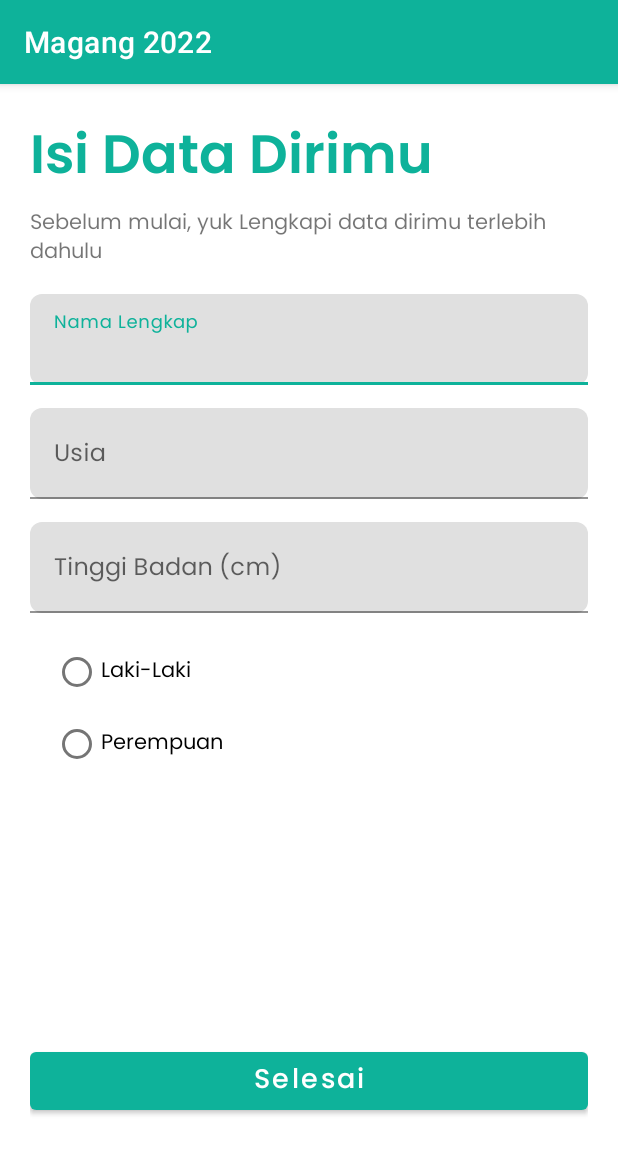
After one commit to trybhuwanes/Magang_Raion_2022, an Android app: the BiodataActivity screen opened directly, with no data from a screen before it, on a phone screen of 412 x 824 dp. The commit adds this screen. Shown: the top 1154 px of the screen. Run offline under Robolectric (Android 15) with nearby library versions, the phone set to English and light mode, and no system bars.

Commit message:
progress 2

```diff
--- a/app/build.gradle
+++ b/app/build.gradle
@@ -32,7 +32,7 @@ android {
 }
 
 dependencies {
-
+    implementation 'de.hdodenhof:circleimageview:3.1.0' //Circle Image View untuk profile picture
     implementation 'androidx.core:core-ktx:1.7.0'
     implementation 'androidx.appcompat:appcompat:1.4.1'
     implementation 'com.google.android.material:material:1.5.0'
--- a/app/src/main/AndroidManifest.xml
+++ b/app/src/main/AndroidManifest.xml
@@ -9,6 +9,12 @@
         android:roundIcon="@mipmap/ic_launcher_round"
         android:supportsRtl="true"
         android:theme="@style/Theme.Magang2022">
+        <activity
+            android:name=".ProfilActivity"
+            android:exported="false" />
+        <activity
+            android:name=".BiodataActivity"
+            android:exported="false" />
         <activity
             android:name=".HomeActivity"
             android:exported="false" />
--- /dev/null
+++ b/app/src/main/java/com/raion/magang2022/BiodataActivity.kt
@@ -0,0 +1,50 @@
+package com.raion.magang2022
+
+import android.content.Intent
+import androidx.appcompat.app.AppCompatActivity
+import android.os.Bundle
+import android.widget.Button
+import android.widget.Toast
+import com.google.android.material.textfield.TextInputEditText
+
+class BiodataActivity : AppCompatActivity() {
+    private lateinit var inputNama : TextInputEditText
+    private lateinit var inputUsia : TextInputEditText
+    private lateinit var inputTinggi : TextInputEditText
+    private lateinit var btnSelesai : Button
+
+    override fun onCreate(savedInstanceState: Bundle?) {
+        super.onCreate(savedInstanceState)
+        setContentView(R.layout.activity_biodata)
+
+        inputNama = findViewById(R.id.nama_lengkap)
+        inputUsia = findViewById(R.id.usia)
+        inputTinggi = findViewById(R.id.tinggi_badan)
+        btnSelesai = findViewById(R.id.btn_selesai)
+
+
+        btnSelesai.setOnClickListener {
+            val namaLengkap = inputNama.text.toString().trim()
+            val usia = inputUsia.text.toString().trim()
+            val tinggiBadan = inputTinggi.text.toString().trim()
+
+
+            if (namaLengkap.isEmpty()) {
+                inputNama.error = "Masukkan nama lengkap Anda"
+                return@setOnClickListener
+            } else if (usia.isEmpty()) {
+                inputUsia.error = "Masukkan usia Anda"
+                return@setOnClickListener
+            } else if (tinggiBadan.isEmpty()) {
+                inputTinggi.error = "Masukkan tinggi badan Anda"
+            } else {
+                val intent = Intent(this, ProfilActivity::class.java)
+                intent.putExtra("Nama", namaLengkap)
+                intent.putExtra("Usia", usia)
+                intent.putExtra("Tinggi", tinggiBadan)
+                Toast.makeText(this, "Biodata disimpan", Toast.LENGTH_SHORT).show()
+                startActivity(intent)
+            }
+        }
+    }
+}
--- a/app/src/main/java/com/raion/magang2022/MainActivity.kt
+++ b/app/src/main/java/com/raion/magang2022/MainActivity.kt
@@ -11,6 +11,7 @@ class MainActivity : AppCompatActivity() {
         super.onCreate(savedInstanceState)
         setContentView(R.layout.activity_main)
 
+        //Menunggu 3 detik sebelum berpindah ke activity selanjutnya
         Handler().postDelayed({
             val intent = Intent(this, OnBoarding1Activity::class.java)
             startActivity(intent)
--- a/app/src/main/java/com/raion/magang2022/MasukActivity.kt
+++ b/app/src/main/java/com/raion/magang2022/MasukActivity.kt
@@ -24,6 +24,7 @@ class MasukActivity : AppCompatActivity() {
         inputKatasandi = findViewById(R.id.katasandi)
         btnMasuk = findViewById(R.id.btn_masuk)
 
+        //Fungsi ketika btnMasuk di klik
         btnMasuk.setOnClickListener {
             //Mengubahnya menjadi text agar dapat dilihat dan dibaca
             val email = inputEmail.text.toString().trim()
@@ -41,7 +42,7 @@ class MasukActivity : AppCompatActivity() {
             } else {
                 //jika email dan kata sandi sudah benar
                 Toast.makeText(this, "Berhasil masuk", Toast.LENGTH_SHORT).show()
-                startActivity(Intent(this, HomeActivity::class.java))
+                startActivity(Intent(this, BiodataActivity::class.java))
             }
         }
     }
--- /dev/null
+++ b/app/src/main/res/drawable/icon_home.xml
@@ -0,0 +1,5 @@
+<vector android:height="24dp" android:tint="#0EB29A"
+    android:viewportHeight="24" android:viewportWidth="24"
+    android:width="24dp" xmlns:android="http://schemas.android.com/apk/res/android">
+    <path android:fillColor="@android:color/white" android:pathData="M12,5.69l5,4.5V18h-2v-6H9v6H7v-7.81l5,-4.5M12,3L2,12h3v8h6v-6h2v6h6v-8h3L12,3z"/>
+</vector>
--- /dev/null
+++ b/app/src/main/res/drawable/icon_profile.xml
@@ -0,0 +1,5 @@
+<vector android:height="24dp" android:tint="#0EB29A"
+    android:viewportHeight="24" android:viewportWidth="24"
+    android:width="24dp" xmlns:android="http://schemas.android.com/apk/res/android">
+    <path android:fillColor="@android:color/white" android:pathData="M12,12c2.21,0 4,-1.79 4,-4s-1.79,-4 -4,-4 -4,1.79 -4,4 1.79,4 4,4zM12,14c-2.67,0 -8,1.34 -8,4v2h16v-2c0,-2.66 -5.33,-4 -8,-4z"/>
+</vector>
--- /dev/null
+++ b/app/src/main/res/layout/activity_biodata.xml
@@ -0,0 +1,116 @@
+<?xml version="1.0" encoding="utf-8"?>
+<LinearLayout xmlns:android="http://schemas.android.com/apk/res/android"
+    xmlns:app="http://schemas.android.com/apk/res-auto"
+    xmlns:tools="http://schemas.android.com/tools"
+    android:layout_width="match_parent"
+    android:layout_height="match_parent"
+    android:orientation="vertical"
+    android:layout_margin="20dp"
+    tools:context=".BiodataActivity">
+
+    <TextView
+        android:layout_width="match_parent"
+        android:layout_height="wrap_content"
+        android:text="@string/judul_biodata"
+        android:fontFamily="@font/poppins_semibold"
+        android:textSize="36sp"
+        android:textColor="#0EB29A" />
+
+    <TextView
+        android:layout_width="match_parent"
+        android:layout_height="wrap_content"
+        android:text="@string/capt_biodata"
+        android:fontFamily="@font/poppins_regular"
+        android:textSize="14sp" />
+
+    <!-- Tambahkan input type -->
+
+    <com.google.android.material.textfield.TextInputLayout
+        android:layout_width="match_parent"
+        android:layout_height="wrap_content"
+        android:layout_marginTop="15dp"
+        app:boxCornerRadiusBottomEnd="8dp"
+        app:boxCornerRadiusBottomStart="8dp"
+        app:boxCornerRadiusTopEnd="8dp"
+        app:boxCornerRadiusTopStart="8dp">
+        <com.google.android.material.textfield.TextInputEditText
+            android:id="@+id/nama_lengkap"
+            android:layout_width="match_parent"
+            android:layout_height="wrap_content"
+            android:hint="@string/nama_lengkap"
+            android:inputType="textPersonName"
+            android:fontFamily="@font/poppins_regular"
+            android:textColor="#333333"/>
+    </com.google.android.material.textfield.TextInputLayout>
+
+    <com.google.android.material.textfield.TextInputLayout
+        android:layout_width="match_parent"
+        android:layout_height="wrap_content"
+        android:layout_marginTop="15dp"
+        app:boxCornerRadiusBottomEnd="8dp"
+        app:boxCornerRadiusBottomStart="8dp"
+        app:boxCornerRadiusTopEnd="8dp"
+        app:boxCornerRadiusTopStart="8dp">
+        <com.google.android.material.textfield.TextInputEditText
+            android:id="@+id/usia"
+            android:layout_width="match_parent"
+            android:layout_height="wrap_content"
+            android:hint="@string/usia"
+            android:inputType="number"
+            android:fontFamily="@font/poppins_regular"
+            android:textColor="#333333"/>
+    </com.google.android.material.textfield.TextInputLayout>
+
+    <com.google.android.material.textfield.TextInputLayout
+        android:layout_width="match_parent"
+        android:layout_height="wrap_content"
+        app:boxCornerRadiusBottomEnd="8dp"
+        app:boxCornerRadiusBottomStart="8dp"
+        app:boxCornerRadiusTopEnd="8dp"
+        app:boxCornerRadiusTopStart="8dp"
+        android:layout_marginTop="15dp">
+        <com.google.android.material.textfield.TextInputEditText
+            android:id="@+id/tinggi_badan"
+            android:layout_width="match_parent"
+            android:layout_height="wrap_content"
+            android:hint="@string/tinggi_badan"
+            android:inputType="number"
+            android:fontFamily="@font/poppins_regular"
+            android:textColor="#333333"/>
+    </com.google.android.material.textfield.TextInputLayout>
+
+    <RadioGroup
+        android:id="@+id/rg_jenisKelamin"
+        android:layout_width="match_parent"
+        android:layout_height="wrap_content"
+        android:layout_margin="15dp">
+        <RadioButton
+            android:id="@+id/rb_laki"
+            android:layout_width="match_parent"
+            android:layout_height="wrap_content"
+            android:text="@string/laki_laki"
+            android:fontFamily="@font/poppins_regular"
+            android:textSize="14sp"/>
+
+        <RadioButton
+            android:id="@+id/rb_perempuan"
+            android:layout_width="match_parent"
+            android:layout_height="wrap_content"
+            android:text="@string/perempuan"
+            android:fontFamily="@font/poppins_regular"
+            android:textSize="14sp"/>
+    </RadioGroup>
+
+    <Button
+        android:id="@+id/btn_selesai"
+        android:layout_width="match_parent"
+        android:layout_height="wrap_content"
+        android:layout_marginTop="160dp"
+        android:text="@string/selesai"
+        android:textAllCaps="false"
+        android:fontFamily="@font/poppins_medium"
+        android:textSize="18sp"/>
+
+
+
+</LinearLayout>
--- a/app/src/main/res/layout/activity_main.xml
+++ b/app/src/main/res/layout/activity_main.xml
@@ -1,6 +1,5 @@
 <?xml version="1.0" encoding="utf-8"?>
 <RelativeLayout xmlns:android="http://schemas.android.com/apk/res/android"
-    xmlns:app="http://schemas.android.com/apk/res-auto"
     xmlns:tools="http://schemas.android.com/tools"
     android:layout_width="match_parent"
     android:layout_height="match_parent"
@@ -14,6 +13,4 @@
         android:layout_centerVertical="true"
         android:src="@drawable/logo"/>
 
-
-
 </RelativeLayout>
--- a/app/src/main/res/layout/activity_masuk.xml
+++ b/app/src/main/res/layout/activity_masuk.xml
@@ -40,10 +40,9 @@
             android:layout_width="match_parent"
             android:layout_height="wrap_content"
             android:fontFamily="@font/poppins_regular"
-            android:hint="@string/username_e_mail_nomor_hp"
+            android:hint="@string/email"
             android:inputType="textEmailAddress"
             android:textColor="#333333" />
-        <!-- input type email/handphone? -->
     </com.google.android.material.textfield.TextInputLayout>
 
     <!-- Input Password   -->
--- a/app/src/main/res/values/strings.xml
+++ b/app/src/main/res/values/strings.xml
@@ -13,4 +13,14 @@
     <string name="buat_akun">Buat Akun</string>
     <string name="capt_onboarding1">Monitor kebutuhan gizi harianmu untuk membuat tubuh sehat selalu</string>
     <string name="judul_onboarding1">Penuhi Kebutuhan Gizi</string>
+    <string name="email">Email</string>
+    <string name="judul_biodata">Isi Data Dirimu</string>
+    <string name="capt_biodata">Sebelum mulai, yuk Lengkapi data dirimu terlebih dahulu</string>
+    <string name="nama_lengkap">Nama Lengkap</string>
+    <string name="usia">Usia</string>
+    <string name="tinggi_badan">Tinggi Badan (cm)</string>
+    <string name="laki_laki">Laki-Laki</string>
+    <string name="perempuan">Perempuan</string>
+    <string name="selesai">Selesai</string>
+    <string name="judul_profil">Profil Anda</string>
 </resources>
```
Also changed, not shown: app/src/main/java/com/raion/magang2022/ProfilActivity.kt (added, +28 -0 lines), app/src/main/res/drawable/circle.xml (added, +16 -0 lines), app/src/main/res/drawable/icon_timeline.xml (added, +8 -0 lines), app/src/main/res/drawable/rounder_rectangle.xml (added, +14 -0 lines), app/src/main/res/layout/activity_profil.xml (added, +77 -0 lines), app/src/main/res/drawable/blank_profile.jpg (added).
